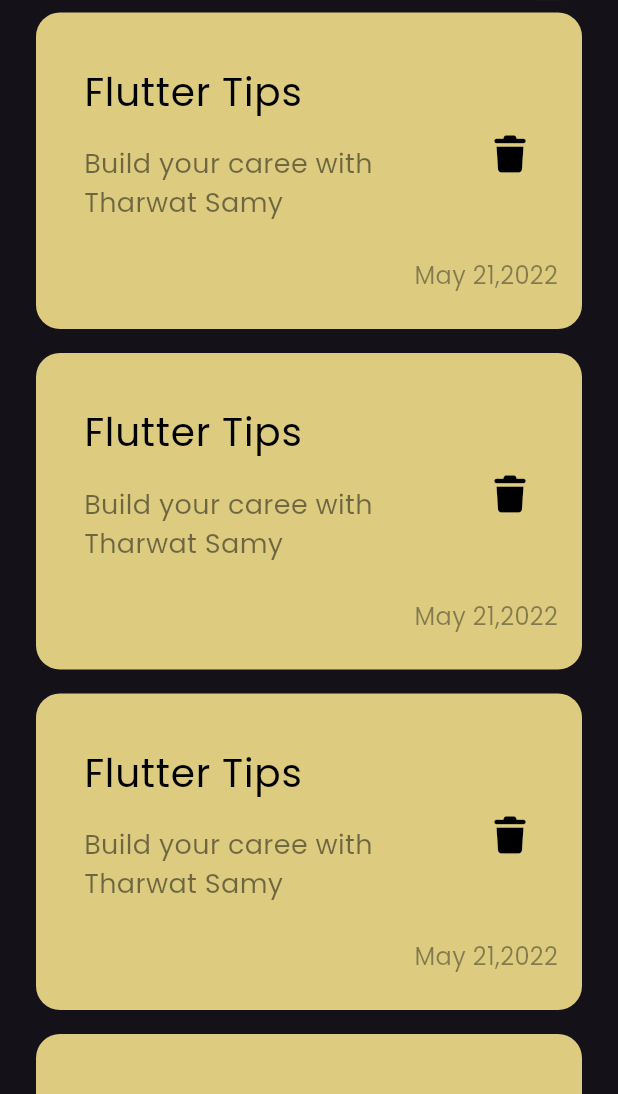
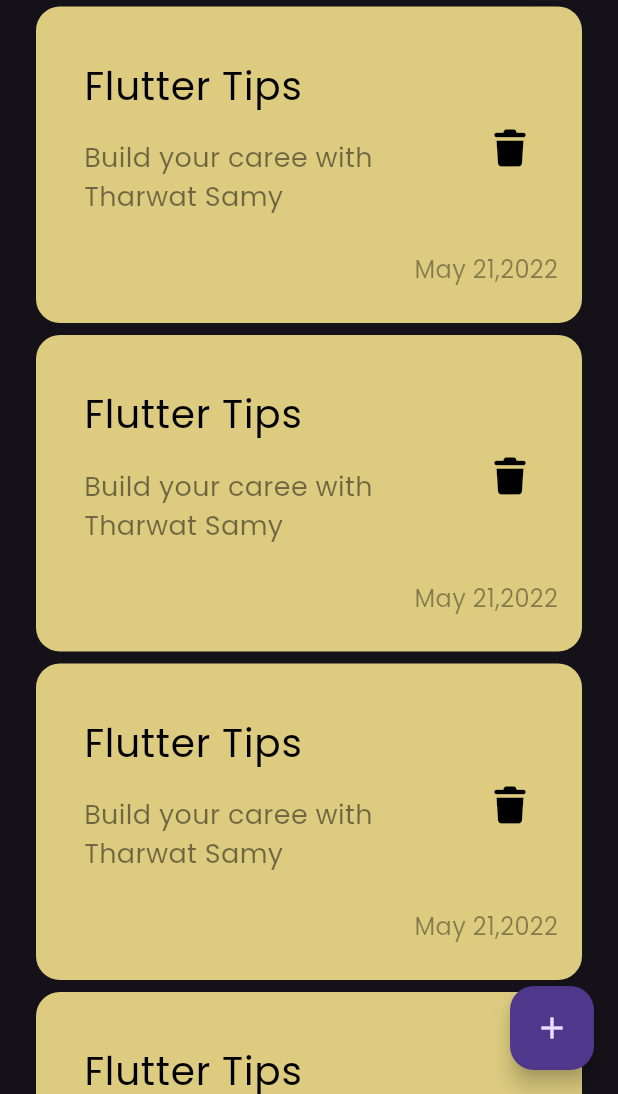
Before and after one commit to MouadKassid/notes_app, a Flutter app: the screen it shows after launch, on a phone screen of 412 x 824 dp, the part 142-1236 px from its top. Run offline on Flutter 3.47's test engine with Material 3 defaults, Android fonts, the phone set to English and light mode, and no system bars; our stand-ins replace font_awesome_flutter.

Commit message:
add floating action button

```diff
--- a/lib/views/notes_view.dart
+++ b/lib/views/notes_view.dart
@@ -6,6 +6,12 @@ class NotesView extends StatelessWidget {
 
   @override
   Widget build(BuildContext context) {
-    return const Scaffold(body: NotesViewBody());
+    return Scaffold(
+      floatingActionButton: FloatingActionButton(
+        onPressed: () {},
+        child: const Icon(Icons.add),
+      ),
+      body: const NotesViewBody(),
+    );
   }
 }
--- a/lib/views/widgets/notes_list_view.dart
+++ b/lib/views/widgets/notes_list_view.dart
@@ -3,13 +3,12 @@ import 'package:notes_app/views/widgets/custom_note_item.dart';
 
 class NoteslistView extends StatelessWidget {
   const NoteslistView({super.key});
-
   @override
   Widget build(BuildContext context) {
     return ListView.builder(
       itemBuilder: (context, index) {
         return const Padding(
-          padding: EdgeInsets.symmetric(vertical: 8),
+          padding: EdgeInsets.symmetric(vertical: 4),
           child: NoteItem(),
         );
       },
```
